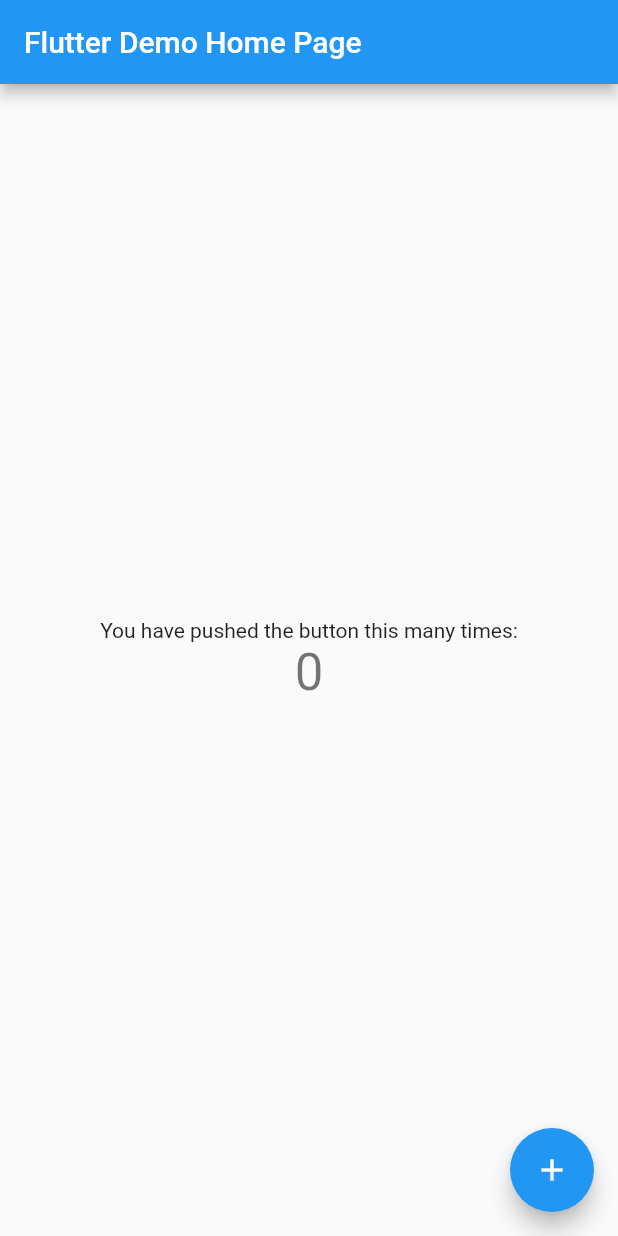
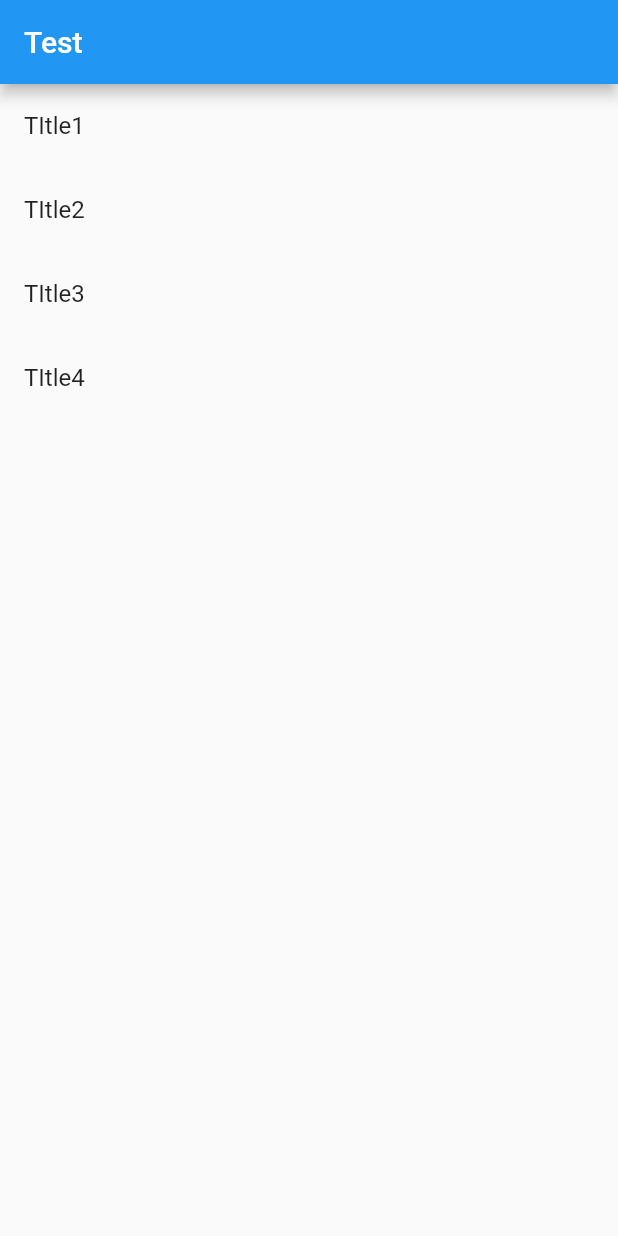
Before and after one commit to InfiniteVerma/app_rec_task, a Flutter app: the screen it shows after launch, on a phone screen of 412 x 824 dp. Run offline on Flutter 3.47's test engine with Material 2 defaults, Android fonts, the phone set to English and light mode, and no system bars.

Commit message:
remove boilderplace and add listequipment widget

```diff
--- a/app/lib/main.dart
+++ b/app/lib/main.dart
@@ -1,3 +1,4 @@
+import 'package:app_rec_task/screens/listEquipment.dart';
 import 'package:flutter/material.dart';
 
 void main() {
@@ -12,54 +13,11 @@ class MyApp extends StatelessWidget {
       theme: ThemeData(
         primarySwatch: Colors.blue,
       ),
-      home: MyHomePage(title: 'Flutter Demo Home Page'),
+      home: Scaffold(
+          appBar: AppBar(
+            title: Text('Test'),
+          ),
+          body: EquipmentList()),
     );
   }
 }
-
-class MyHomePage extends StatefulWidget {
-  MyHomePage({Key key, this.title}) : super(key: key);
-
-  final String title;
-
-  @override
-  _MyHomePageState createState() => _MyHomePageState();
-}
-
-class _MyHomePageState extends State<MyHomePage> {
-  int _counter = 0;
-
-  void _incrementCounter() {
-    setState(() {
-      _counter++;
-    });
-  }
-
-  @override
-  Widget build(BuildContext context) {
-    return Scaffold(
-      appBar: AppBar(
-        title: Text(widget.title),
-      ),
-      body: Center(
-        child: Column(
-          mainAxisAlignment: MainAxisAlignment.center,
-          children: <Widget>[
-            Text(
-              'You have pushed the button this many times:',
-            ),
-            Text(
-              '$_counter',
-              style: Theme.of(context).textTheme.headline4,
-            ),
-          ],
-        ),
-      ),
-      floatingActionButton: FloatingActionButton(
-        onPressed: _incrementCounter,
-        tooltip: 'Increment',
-        child: Icon(Icons.add),
-      ), // This trailing comma makes auto-formatting nicer for build methods.
-    );
-  }
-}
--- /dev/null
+++ b/app/lib/models/equipment.dart
@@ -0,0 +1,7 @@
+class Equipment {
+  int id;
+  String title;
+  String desc;
+
+  Equipment({this.id, this.title, this.desc});
+}
--- a/app/lib/models/item.dart
+++ /dev/null
@@ -1,3 +0,0 @@
-class Item {
-
-}
--- /dev/null
+++ b/app/lib/screens/listEquipment.dart
@@ -0,0 +1,39 @@
+import 'package:app_rec_task/models/equipment.dart';
+import 'package:flutter/material.dart';
+
+class EquipmentList extends StatefulWidget {
+  @override
+  _EquipmentListState createState() => _EquipmentListState();
+}
+
+class _EquipmentListState extends State<EquipmentList> {
+  List<Equipment> _list = List.empty(growable: true);
+
+  @override
+  void initState() {
+    // TODO: implement initState
+    super.initState();
+    _list.add(Equipment(id: 1, title: "TItle1", desc: "Desc1"));
+    _list.add(Equipment(id: 2, title: "TItle2", desc: "Desc2"));
+    _list.add(Equipment(id: 3, title: "TItle3", desc: "Desc3"));
+    _list.add(Equipment(id: 4, title: "TItle4", desc: "Desc4"));
+  }
+
+  @override
+  Widget build(BuildContext context) {
+    return Container(
+      child: ListView.builder(
+          itemCount: _list.length,
+          itemBuilder: (context, index) {
+            return GestureDetector(
+              onTap: () {
+                print("AT item: $index");
+              },
+              child: ListTile(
+                title: Text(_list[index].title),
+              ),
+            );
+          }),
+    );
+  }
+}
--- a/app/lib/screens/listItems.dart
+++ /dev/null
@@ -1,15 +0,0 @@
-import 'package:flutter/material.dart';
-
-class ItemList extends StatefulWidget {
-  @override
-  _ItemListState createState() => _ItemListState();
-}
-
-class _ItemListState extends State<ItemList> {
-  @override
-  Widget build(BuildContext context) {
-    return Container(
-
-    );
-  }
-}
```
